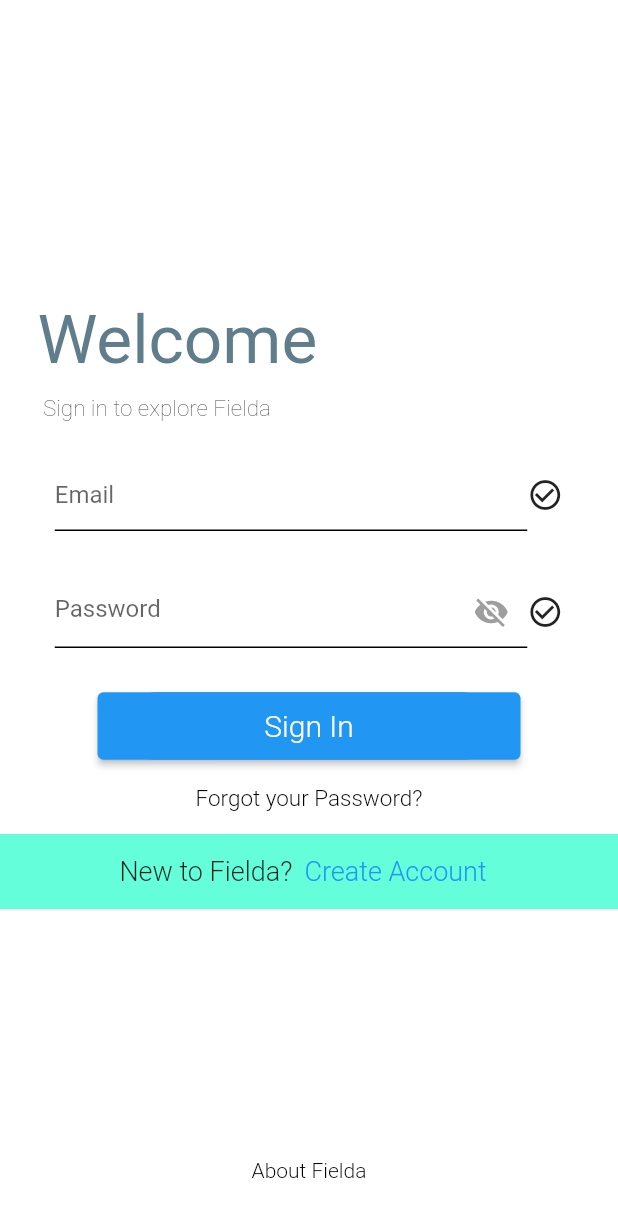
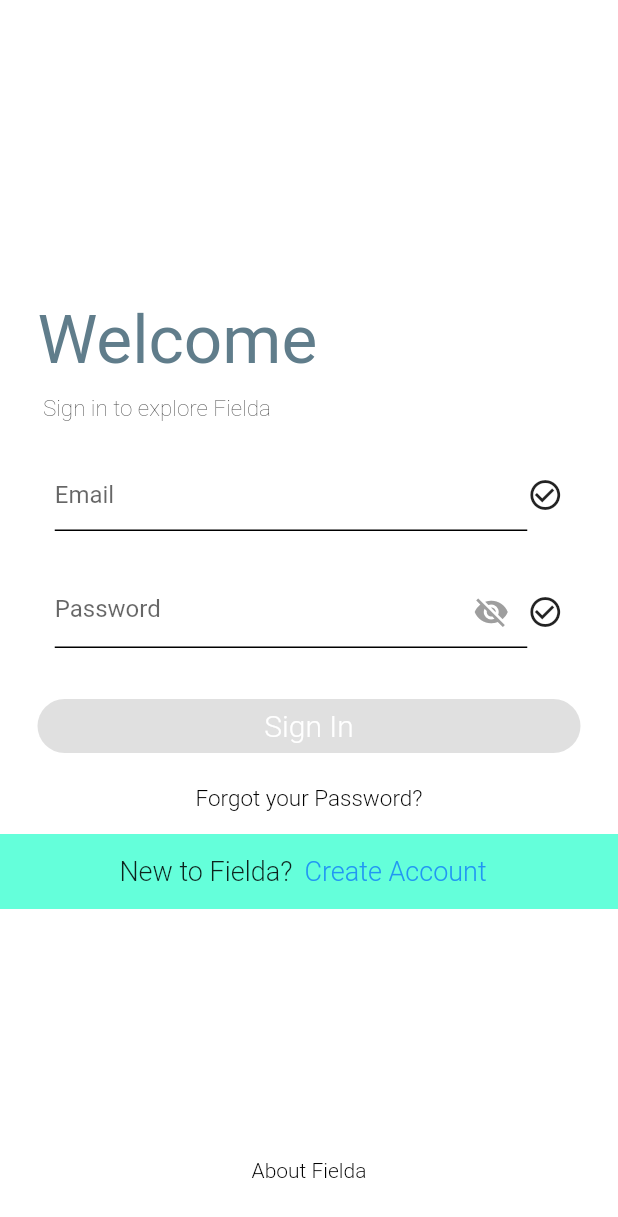
Before and after one commit to hariharan1201/Fielda-Login-UI, a Flutter app: the screen it shows after launch, on a phone screen of 412 x 824 dp. Shown: the top 1217 px of the screen. Run offline on Flutter 3.47's test engine with Material 2 defaults, Android fonts, the phone set to English and light mode, and no system bars; our stand-ins replace email_validator, webview_flutter; Roboto replaces fonts that are missing (Tiltwrap).

Commit message:
Include button enabling and disabling

```diff
--- a/lib/Login.dart
+++ b/lib/Login.dart
@@ -14,7 +14,9 @@
 }
 
 class _LoginState extends State<Login> {
-  bool? button;
+  final mail = TextEditingController();
+  final password = TextEditingController();
+  bool button = false;
   Widget? mailchk = const Icon(
     Icons.check_circle_outline,
   );
@@ -27,6 +29,7 @@
     // TODO: implement initState
     super.initState();
     passvisib = true;
+    button = false;
   }
 
   @override
@@ -66,6 +69,7 @@
                         SizedBox(
                           width: 315,
                           child: TextField(
+                            controller: mail,
                             decoration: const InputDecoration(
                               hintText: "Email",
                               focusedBorder: UnderlineInputBorder(),
@@ -73,12 +77,7 @@
                             ),
                             onChanged: (val) {
                               EmailValidata(val);
-                              if (val.isEmpty) {
-                                setState(() {
-                                  button = false;
-                                });
-                              }
-                              ;
+                              buttionaction(Null);
                             },
                             keyboardType: TextInputType.emailAddress,
                           ),
@@ -97,6 +96,7 @@
                         SizedBox(
                           width: 315,
                           child: TextField(
+                            controller: password,
                             decoration: InputDecoration(
                                 hintText: "Password",
                                 border: UnderlineInputBorder(),
@@ -116,6 +116,7 @@
                                     })),
                             onChanged: (val) {
                               PasswordValidator(val);
+                              buttionaction(Null);
                             },
                             obscureText: passvisib,
                             keyboardType: TextInputType.visiblePassword,
@@ -129,15 +130,10 @@
                     const SizedBox(
                       height: 28,
                     ),
-                    Center(
-                      child: ElevatedButton(
-                        child: Container(
-                          height: 45,
-                          width: 250,
-                          decoration: BoxDecoration(
-                              borderRadius: BorderRadius.circular(25),
-                              color: Colors.blue),
-                          child: const Center(
+                    ElevatedButton(
+                      style: ElevatedButton.styleFrom(shape: StadiumBorder()),
+                      onPressed: button ? () {} : null,
+                      child: Center(
                           child: Text(
                         "Sign In",
                         style: TextStyle(
@@ -146,9 +142,6 @@
                           color: Colors.white,
                         ),
                       )),
-                        ),
-                        onPressed: () {},
-                      ),
                     ),
                     Center(
                       child: TextButton(
@@ -211,6 +204,18 @@
         ));
   }
 
+  void buttionaction(Null) {
+    if (mail.text.isEmpty || password.text.length < 10) {
+      setState(() {
+        button = false;
+      });
+    } else {
+      setState(() {
+        button = true;
+      });
+    }
+  }
+
   // ignore: non_constant_identifier_names
   void EmailValidata(String val) {
     if (val.isEmpty) {
```
Lines whose indentation alone changed are shown as unchanged.
